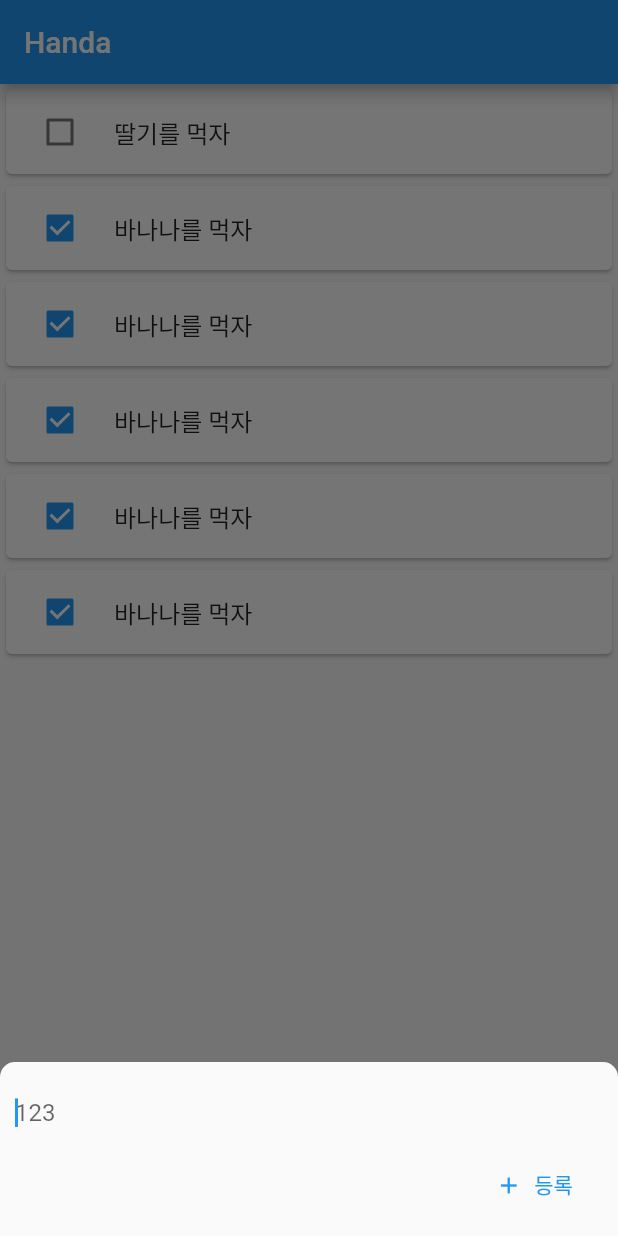
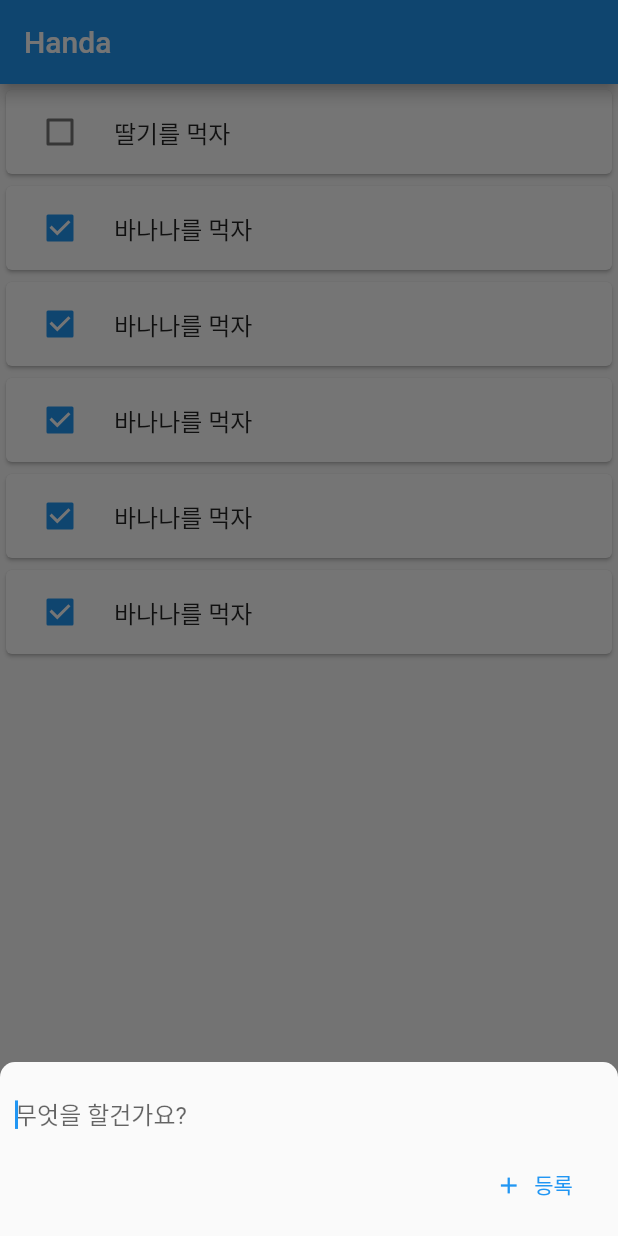
Before and after one commit to lteawoo/Handa_front, a Flutter app: the screen it shows after launch, after a tap on the "add" icon, on a phone screen of 412 x 824 dp. Run offline on Flutter 3.47's test engine with Material 2 defaults, Android fonts, the light colour scheme and no system bars.

Commit message:
주석정리

```diff
--- a/lib/main.dart
+++ b/lib/main.dart
@@ -62,7 +62,6 @@ class MyApp extends StatelessWidget {
       isScrollControlled: true,
       context: context,
       builder: (BuildContext context) {
-        //debugPrint(_isSubmit.toString());
         return SingleChildScrollView(
           padding: EdgeInsets.all(10.0),
           child: Container(
@@ -77,13 +76,9 @@ class MyApp extends StatelessWidget {
                   maxLines: 3,
                   controller: _controller,
                   decoration: InputDecoration(
-                    hintText: '123',
+                    hintText: '무엇을 할건가요?',
                     border: InputBorder.none,
                   ),
-                  /*onSubmitted: (String value) async {
-                    submit('onSubmitted');
-                    //Navigator.pop(context);
-                  },*/
                 ),
                 Row(
                   mainAxisSize: MainAxisSize.max,
@@ -96,7 +91,6 @@ class MyApp extends StatelessWidget {
                           icon: const Icon(Icons.add, size: 18),
                           label: Text('등록'),
                           onPressed: () {
-                            //submit('onPressed');
                             Navigator.pop(context);
                           },
                         ),
@@ -110,12 +104,7 @@ class MyApp extends StatelessWidget {
         );
       },
     ).whenComplete(() {
-     /* if(_controller.value.toString() == '') {
-        return;
-      }
-      debugPrint('when complete, you typed ${_controller.value.text}');*/
       submit('close');
-      debugPrint('닫힘');
     });
   }
 
```
